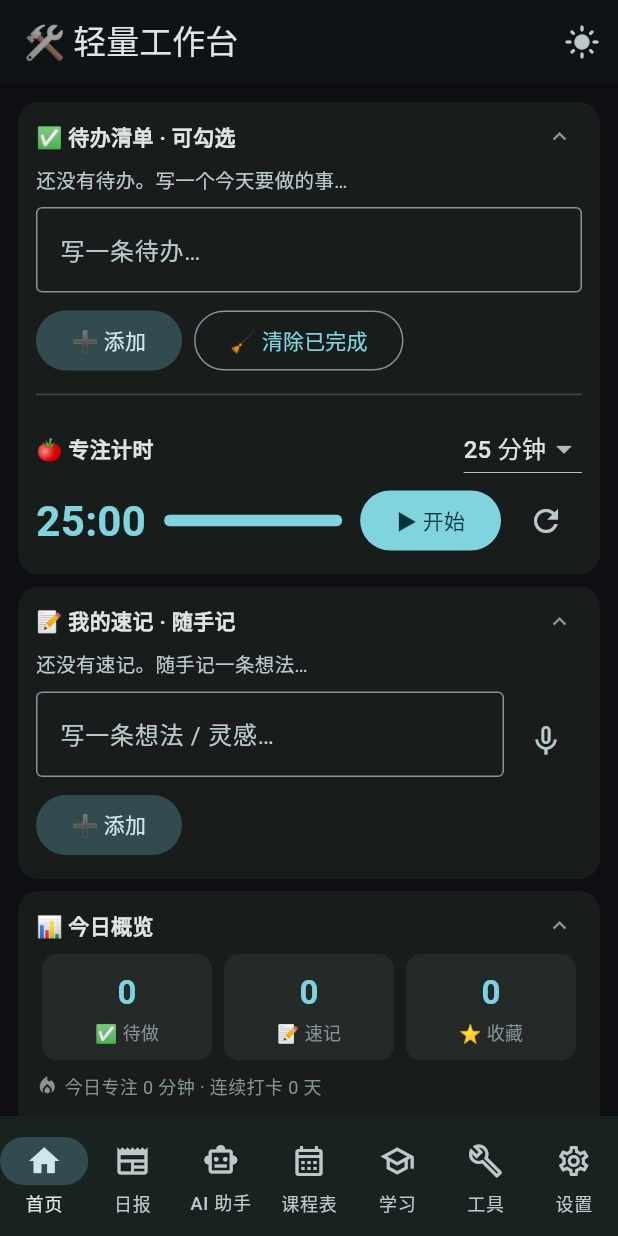
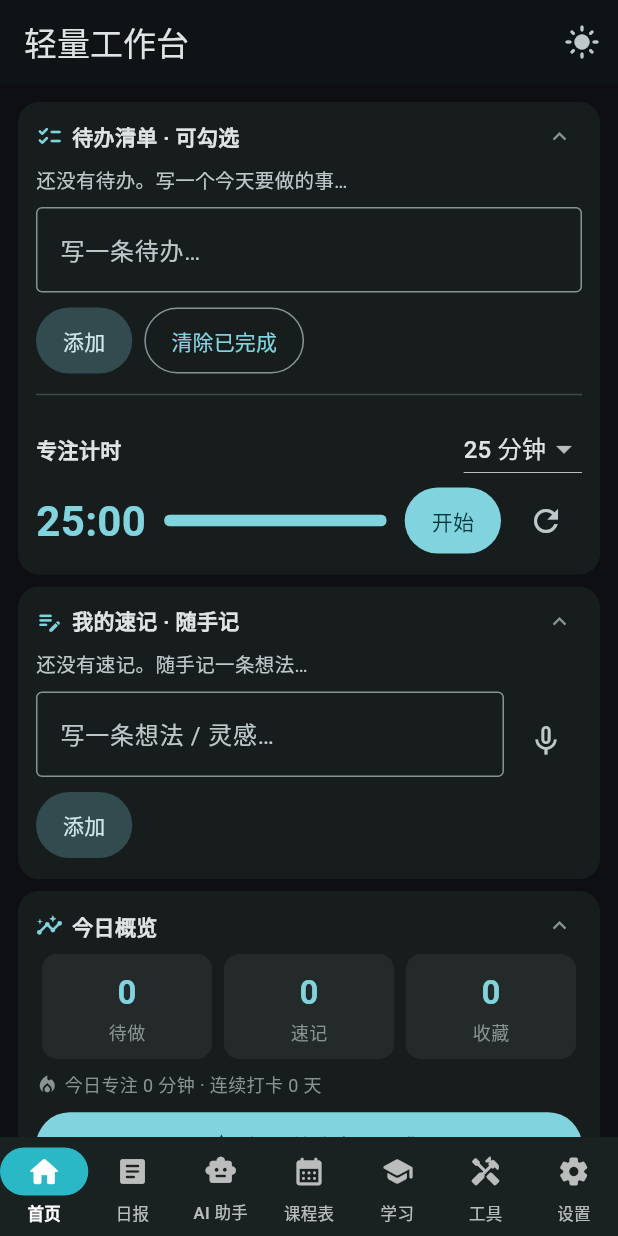
Before and after one commit to W-lik721/personal-workbench, a Flutter app: the screen it shows after launch, on a phone screen of 412 x 824 dp. Run offline on Flutter 3.47's test engine with Material 3 defaults, Android fonts, the phone set to English and light mode, and no system bars; our stand-ins replace file_picker, flutter_local_notifications, flutter_markdown, flutter_secure_storage, image_picker, shared_preferences and 2 more; missing offline and left inert: charset_converter, google_mlkit_text_recognition; network calls fail; project files that could hold a hidden picture were left out.

Commit message:
UI: 底部导航栏换 Rounded 风格图标 + 各页卡片/分区标题补充 Material 图标（替换已去除的 emoji）

```diff
--- a/mobile/lib/main.dart
+++ b/mobile/lib/main.dart
@@ -111,6 +111,42 @@ class _WorkbenchAppState extends State<WorkbenchApp> with WidgetsBindingObserver
           shape: RoundedRectangleBorder(borderRadius: BorderRadius.circular(14)),
           clipBehavior: Clip.antiAlias,
         ),
+        // 底部导航：选中态青色实色胶囊 + 白图标白字（点亮感），未选中低调灰
+        navigationBarTheme: NavigationBarThemeData(
+          height: 66,
+          elevation: 3,
+          indicatorColor: const Color(0xFF2BB8C6),
+          labelTextStyle: WidgetStateProperty.resolveWith((s) {
+            const base = TextStyle(fontSize: 11, fontWeight: FontWeight.w500);
+            return s.contains(WidgetState.selected)
+                ? base.copyWith(fontWeight: FontWeight.bold, color: Colors.white)
+                : base.copyWith(color: Colors.black54);
+          }),
+          iconTheme: WidgetStateProperty.resolveWith((s) {
+            return s.contains(WidgetState.selected)
+                ? const IconThemeData(size: 24, color: Colors.white)
+                : const IconThemeData(size: 22, color: Colors.black54);
+          }),
+        ),
+        // 全局按钮统一圆角 12 + 舒适内边距，视觉更精致
+        filledButtonTheme: FilledButtonThemeData(
+          style: FilledButton.styleFrom(
+            shape: const StadiumBorder(),
+            padding: const EdgeInsets.symmetric(horizontal: 18, vertical: 12),
+          ),
+        ),
+        elevatedButtonTheme: ElevatedButtonThemeData(
+          style: ElevatedButton.styleFrom(
+            shape: const StadiumBorder(),
+            padding: const EdgeInsets.symmetric(horizontal: 18, vertical: 12),
+          ),
+        ),
+        outlinedButtonTheme: OutlinedButtonThemeData(
+          style: OutlinedButton.styleFrom(
+            shape: const StadiumBorder(),
+            padding: const EdgeInsets.symmetric(horizontal: 18, vertical: 12),
+          ),
+        ),
       ),
       darkTheme: ThemeData(
         colorScheme: ColorScheme.fromSeed(
@@ -124,6 +160,40 @@ class _WorkbenchAppState extends State<WorkbenchApp> with WidgetsBindingObserver
           margin: const EdgeInsets.symmetric(horizontal: 12, vertical: 6),
           shape: RoundedRectangleBorder(borderRadius: BorderRadius.circular(14)),
           clipBehavior: Clip.antiAlias,
+        ),
+        navigationBarTheme: NavigationBarThemeData(
+          height: 66,
+          elevation: 3,
+          indicatorColor: const Color(0xFF2BB8C6),
+          labelTextStyle: WidgetStateProperty.resolveWith((s) {
+            const base = TextStyle(fontSize: 11, fontWeight: FontWeight.w500);
+            return s.contains(WidgetState.selected)
+                ? base.copyWith(fontWeight: FontWeight.bold, color: Colors.white)
+                : base.copyWith(color: Colors.white70);
+          }),
+          iconTheme: WidgetStateProperty.resolveWith((s) {
+            return s.contains(WidgetState.selected)
+                ? const IconThemeData(size: 24, color: Colors.white)
+                : const IconThemeData(size: 22, color: Colors.white70);
+          }),
+        ),
+        filledButtonTheme: FilledButtonThemeData(
+          style: FilledButton.styleFrom(
+            shape: const StadiumBorder(),
+            padding: const EdgeInsets.symmetric(horizontal: 18, vertical: 12),
+          ),
+        ),
+        elevatedButtonTheme: ElevatedButtonThemeData(
+          style: ElevatedButton.styleFrom(
+            shape: const StadiumBorder(),
+            padding: const EdgeInsets.symmetric(horizontal: 18, vertical: 12),
+          ),
+        ),
+        outlinedButtonTheme: OutlinedButtonThemeData(
+          style: OutlinedButton.styleFrom(
+            shape: const StadiumBorder(),
+            padding: const EdgeInsets.symmetric(horizontal: 18, vertical: 12),
+          ),
         ),
       ),
       themeMode: themeModeNotifier.value == 'system'
@@ -187,7 +257,7 @@ class _MainShellState extends State<MainShell> {
   Widget build(BuildContext context) {
     return Scaffold(
       appBar: AppBar(
-        title: const Text('🛠️ 轻量工作台'),
+        title: const Text('轻量工作台'),
         actions: [
           IconButton(
             icon: Icon(Theme.of(context).brightness == Brightness.dark ? Icons.light_mode : Icons.dark_mode),
@@ -205,13 +275,13 @@ class _MainShellState extends State<MainShell> {
           setState(() => _index = i);
         },
         destinations: const [
-          NavigationDestination(icon: Icon(Icons.home_outlined), selectedIcon: Icon(Icons.home), label: '首页'),
-          NavigationDestination(icon: Icon(Icons.newspaper_outlined), selectedIcon: Icon(Icons.newspaper), label: '日报'),
-          NavigationDestination(icon: Icon(Icons.smart_toy_outlined), selectedIcon: Icon(Icons.smart_toy), label: 'AI 助手'),
-          NavigationDestination(icon: Icon(Icons.calendar_month_outlined), selectedIcon: Icon(Icons.calendar_month), label: '课程表'),
-          NavigationDestination(icon: Icon(Icons.school_outlined), selectedIcon: Icon(Icons.school), label: '学习'),
-          NavigationDestination(icon: Icon(Icons.build_outlined), selectedIcon: Icon(Icons.build), label: '工具'),
-          NavigationDestination(icon: Icon(Icons.settings_outlined), selectedIcon: Icon(Icons.settings), label: '设置'),
+          NavigationDestination(icon: Icon(Icons.home_rounded), label: '首页'),
+          NavigationDestination(icon: Icon(Icons.article_rounded), label: '日报'),
+          NavigationDestination(icon: Icon(Icons.smart_toy_rounded), label: 'AI 助手'),
+          NavigationDestination(icon: Icon(Icons.calendar_month_rounded), label: '课程表'),
+          NavigationDestination(icon: Icon(Icons.school_rounded), label: '学习'),
+          NavigationDestination(icon: Icon(Icons.handyman_rounded), label: '工具'),
+          NavigationDestination(icon: Icon(Icons.settings_rounded), label: '设置'),
         ],
       ),
     );
--- a/mobile/lib/pages/ai_page.dart
+++ b/mobile/lib/pages/ai_page.dart
@@ -199,7 +199,7 @@ class _AiPageState extends State<AiPage> {
           _msgs.last.streaming = false; // 用户主动停止，保留已生成部分
         } else {
           _msgs.removeLast();
-          _msgs.add(_Msg('⚠️ ${_friendly(e)}', false, isError: true));
+          _msgs.add(_Msg(_friendly(e), false, isError: true));
         }
       });
     } finally {
@@ -349,7 +349,7 @@ class _AiPageState extends State<AiPage> {
               return Padding(
                 padding: const EdgeInsets.only(right: 6),
                 child: ChoiceChip(
-                  label: Text(m.isEmpty ? '💬 通用' : m, style: const TextStyle(fontSize: 12)),
+                  label: Text(m.isEmpty ? '通用' : m, style: const TextStyle(fontSize: 12)),
                   selected: sel,
                   visualDensity: VisualDensity.compact,
                   onSelected: (_) => setState(() => _mode = m),
@@ -533,7 +533,7 @@ class _AiPageState extends State<AiPage> {
     if (!mem.contains(text)) {
       mem.add(text);
       Store.saveAiMemory(mem);
-      ScaffoldMessenger.of(context).showSnackBar(const SnackBar(content: Text('📌 已记住这条，可在"设置 → AI 记忆"里查看/删除')));
+      ScaffoldMessenger.of(context).showSnackBar(const SnackBar(content: Text('已记住这条，可在"设置 → AI 记忆"里查看/删除')));
     } else {
       ScaffoldMessenger.of(context).showSnackBar(const SnackBar(content: Text('这条已经记住了')));
     }
--- a/mobile/lib/pages/home_page.dart
+++ b/mobile/lib/pages/home_page.dart
@@ -148,7 +148,7 @@ class _HomePageState extends State<HomePage> {
   }
 
   // 今日概览的小数字卡片
-  Widget _stat(ColorScheme c, String icon, String label, int n) {
+  Widget _stat(ColorScheme c, String label, int n) {
     return Expanded(
       child: Container(
         margin: const EdgeInsets.symmetric(horizontal: 4),
@@ -160,7 +160,7 @@ class _HomePageState extends State<HomePage> {
         child: Column(children: [
           _AnimatedCount(value: n, style: TextStyle(fontSize: 22, fontWeight: FontWeight.bold, color: c.primary)),
           const SizedBox(height: 2),
-          Text('$icon $label', style: TextStyle(fontSize: 12, color: c.outline)),
+          Text(label, style: TextStyle(fontSize: 12, color: c.outline)),
         ]),
       ),
     );
@@ -177,7 +177,7 @@ class _HomePageState extends State<HomePage> {
         _pomoTimer = null;
         Store.addStudyMinutes(_pomoTotal ~/ 60); // 学习打卡：累计时长 + 连续天数
         _pomoBeep();
-        ScaffoldMessenger.of(context).showSnackBar(const SnackBar(content: Text('🍅 专注完成！去把待办勾掉吧')));
+        ScaffoldMessenger.of(context).showSnackBar(const SnackBar(content: Text('专注完成！去把待办勾掉吧')));
       }
     });
   }
@@ -240,8 +240,9 @@ class _HomePageState extends State<HomePage> {
         children: [
           // ---- 待办 + 番茄钟 ----
           _card(
-            title: '✅ 待办清单 · 可勾选',
+            title: '待办清单 · 可勾选',
             foldKey: 'todo',
+            icon: Icons.checklist_rounded,
             child: Column(crossAxisAlignment: CrossAxisAlignment.start, children: [
               if (_todos.isNotEmpty)
                 Padding(
@@ -264,7 +265,7 @@ class _HomePageState extends State<HomePage> {
                       child: Text(t.text, style: TextStyle(decoration: t.done ? TextDecoration.lineThrough : null, color: t.done ? c.outline : null)),
                     ),
                     subtitle: t.remindAt != null
-                        ? Text('🔔 ${_fmtRemind(t.remindAt!)}', style: TextStyle(fontSize: 11, color: c.primary))
+                        ? Text(_fmtRemind(t.remindAt!), style: TextStyle(fontSize: 11, color: c.primary))
                         : null,
                     trailing: Row(mainAxisSize: MainAxisSize.min, children: [
                       IconButton(
@@ -288,14 +289,14 @@ class _HomePageState extends State<HomePage> {
               ),
               const SizedBox(height: 8),
               Row(children: [
-                FilledButton.tonal(onPressed: _addTodo, child: const Text('➕ 添加')),
+                FilledButton.tonal(onPressed: _addTodo, child: const Text('添加')),
                 const SizedBox(width: 8),
-                OutlinedButton(onPressed: _clearDone, child: const Text('🧹 清除已完成')),
+                OutlinedButton(onPressed: _clearDone, child: const Text('清除已完成')),
               ]),
               const Divider(height: 24),
               // 番茄钟
               Row(children: [
-                const Text('🍅 专注计时', style: TextStyle(fontSize: 14, fontWeight: FontWeight.w600)),
+                const Text('专注计时', style: TextStyle(fontSize: 14, fontWeight: FontWeight.w600)),
                 const Spacer(),
                 DropdownButton<int>(
                   value: _pomoTotal ~/ 60,
@@ -319,7 +320,7 @@ class _HomePageState extends State<HomePage> {
                   ),
                 ),
                 const SizedBox(width: 12),
-                FilledButton(onPressed: _pomoToggle, child: Text(_pomoRunning ? '⏸ 暂停' : '▶ 开始')),
+                FilledButton(onPressed: _pomoToggle, child: Text(_pomoRunning ? '暂停' : '开始')),
                 const SizedBox(width: 6),
                 IconButton(icon: const Icon(Icons.refresh), onPressed: _pomoReset),
               ]),
@@ -328,14 +329,15 @@ class _HomePageState extends State<HomePage> {
           const SizedBox(height: 8),
           // ---- 速记 ----
           _card(
-            title: '📝 我的速记 · 随手记',
+            title: '我的速记 · 随手记',
             foldKey: 'note',
+            icon: Icons.edit_note_rounded,
             child: Column(crossAxisAlignment: CrossAxisAlignment.start, children: [
               if (_notes.length > 3) ...[
                 TextField(
                   controller: _noteQCtl,
                   decoration: const InputDecoration(
-                    hintText: '🔍 搜速记…',
+                    hintText: '搜速记…',
                     border: OutlineInputBorder(),
                     isDense: true,
                     contentPadding: EdgeInsets.symmetric(horizontal: 10, vertical: 8),
@@ -380,19 +382,20 @@ class _HomePageState extends State<HomePage> {
                 ],
               ),
               const SizedBox(height: 8),
-              FilledButton.tonal(onPressed: _addNote, child: const Text('➕ 添加')),
+              FilledButton.tonal(onPressed: _addNote, child: const Text('添加')),
             ]),
           ),
           const SizedBox(height: 8),
           // ---- 今日概览（替换原"常用入口"） ----
           _card(
-            title: '📊 今日概览',
+            title: '今日概览',
             foldKey: 'overview',
+            icon: Icons.insights_rounded,
             child: Column(crossAxisAlignment: CrossAxisAlignment.start, children: [
               Row(children: [
-                _stat(c, '✅', '待做', _todos.where((t) => !t.done).length),
-                _stat(c, '📝', '速记', _notes.length),
-                _stat(c, '⭐', '收藏', _favs.length),
+                _stat(c, '待做', _todos.where((t) => !t.done).length),
+                _stat(c, '速记', _notes.length),
+                _stat(c, '收藏', _favs.length),
               ]),
               // 学习打卡：今日番茄钟时长 + 连续天数
               Padding(
@@ -409,7 +412,7 @@ class _HomePageState extends State<HomePage> {
                 width: double.infinity,
                 child: FilledButton.icon(
                   icon: const Icon(Icons.auto_awesome, size: 18),
-                  label: const Text('💡 让 AI 给我今日灵感'),
+                  label: const Text('让 AI 给我今日灵感'),
                   onPressed: _aiInspire,
                 ),
               ),
@@ -418,8 +421,9 @@ class _HomePageState extends State<HomePage> {
           const SizedBox(height: 8),
           // ---- 最近倒计时（跳学习中心） ----
           _card(
-            title: '⏳ 最近倒计时',
+            title: '最近倒计时',
             foldKey: 'countdown',
+            icon: Icons.hourglass_top_rounded,
             child: _events.isEmpty
                 ? InkWell(
                     onTap: () => switchTabGlobal?.call(4),
@@ -446,14 +450,15 @@ class _HomePageState extends State<HomePage> {
           const SizedBox(height: 8),
           // ---- 收藏 ----
           _card(
-            title: '⭐ 我的收藏 · 稍后读',
+            title: '我的收藏 · 稍后读',
             foldKey: 'fav',
+            icon: Icons.bookmark_rounded,
             child: Column(crossAxisAlignment: CrossAxisAlignment.start, children: [
               if (_favs.length > 3) ...[
                 TextField(
                   controller: _favQCtl,
                   decoration: const InputDecoration(
-                    hintText: '🔍 搜收藏…',
+                    hintText: '搜收藏…',
                     border: OutlineInputBorder(),
                     isDense: true,
                     contentPadding: EdgeInsets.symmetric(horizontal: 10, vertical: 8),
@@ -463,7 +468,7 @@ class _HomePageState extends State<HomePage> {
                 const SizedBox(height: 6),
               ],
               if (_favs.isEmpty)
-                Text('还没有收藏。点新闻的 ☆ 收藏，稍后在这回看', style: TextStyle(color: c.onSurfaceVariant, fontSize: 13))
+                Text('还没有收藏。点新闻的收藏，稍后在这回看', style: TextStyle(color: c.onSurfaceVariant, fontSize: 13))
               else if (visFavs.isEmpty)
                 Text('没有匹配「$_favQ」的收藏', style: TextStyle(color: c.onSurfaceVariant, fontSize: 13))
               else
@@ -482,7 +487,7 @@ class _HomePageState extends State<HomePage> {
                     )),
               if (_favs.isNotEmpty) ...[
                 const SizedBox(height: 4),
-                TextButton(onPressed: () { Store.saveFavs([]); _reload(); }, child: const Text('🗑 清空收藏')),
+                TextButton(onPressed: () { Store.saveFavs([]); _reload(); }, child: const Text('清空收藏')),
               ],
             ]),
           ),
@@ -542,7 +547,7 @@ class _HomePageState extends State<HomePage> {
         child: const Icon(Icons.delete_outline, color: Colors.white),
       );
 
-  // 设置/修改/取消待办提醒（点🔔按钮）
+  // 设置/修改/取消待办提醒（点提醒按钮）
   void _setRemind(int i) {
     final todo = Store.todos()[i];
     if (todo.remindAt == null) {
@@ -553,7 +558,7 @@ class _HomePageState extends State<HomePage> {
       context: context,
       builder: (c) => SafeArea(
         child: Column(mainAxisSize: MainAxisSize.min, children: [
-          ListTile(title: Text('⏰ 提醒时间：${_fmtRemind(todo.remindAt!)}')),
+          ListTile(title: Text('提醒时间：${_fmtRemind(todo.remindAt!)}')),
           ListTile(
             leading: const Icon(Icons.edit_outlined),
             title: const Text('修改时间'),
@@ -601,7 +606,7 @@ class _HomePageState extends State<HomePage> {
     if (oldAt != null) await Notifier.cancelTodo(oldAt);
     _reload();
     if (!mounted) return;
-    ScaffoldMessenger.of(context).showSnackBar(SnackBar(content: Text('🔔 已设置提醒：${_fmtRemind(when.millisecondsSinceEpoch)}')));
+    ScaffoldMessenger.of(context).showSnackBar(SnackBar(content: Text('已设置提醒：${_fmtRemind(when.millisecondsSinceEpoch)}')));
   }
 
   // 取消提醒（仅清本地字段 + 取消系统通知）
@@ -707,7 +712,7 @@ class _HomePageState extends State<HomePage> {
   // 折叠状态：foldKey 存在即可点标题收起（长页面可收次要卡片）
   final Set<String> _folded = {};
 
-  Widget _card({required String title, required Widget child, String? foldKey}) {
+  Widget _card({required String title, required Widget child, String? foldKey, IconData? icon}) {
     final folded = foldKey != null && _folded.contains(foldKey);
     return Card(
       margin: EdgeInsets.zero,
@@ -715,6 +720,10 @@ class _HomePageState extends State<HomePage> {
         padding: const EdgeInsets.all(12),
         child: Column(crossAxisAlignment: CrossAxisAlignment.start, children: [
           Row(children: [
+            if (icon != null) ...[
+              Icon(icon, size: 18, color: Theme.of(context).colorScheme.primary),
+              const SizedBox(width: 6),
+            ],
             Expanded(child: Text(title, style: const TextStyle(fontSize: 14, fontWeight: FontWeight.w600))),
             if (foldKey != null)
               InkWell(
--- a/mobile/lib/services/core.dart
+++ b/mobile/lib/services/core.dart
@@ -750,11 +750,11 @@ class Api {
   // AI 学习模式：预设 system 提示词（空=通用助手）
   static const aiModes = {
     '': '',
-    '📚 解题讲解': '你现在是耐心的学习导师。用户给你题目/代码/概念时：先讲清思路（为什么），再给答案；用大白话，遇到常见错误（如变量名拼写、for 缩进）主动提醒。',
-    '📝 论文润色': '你现在是学术写作编辑。对用户的中英文论文/段落做润色：学术化表达、去掉口语与 AI 味、保持原意；输出润色后版本 + 简要说明改了哪里。',
-    '📖 期末重点': '你现在是备考教练。根据用户给的课程笔记/教材内容，提炼期末考试重点：核心概念、易考点、常见题型，输出结构化复习清单。',
-    '🛠 作业检查': '你现在是作业批改老师。对用户粘贴的作业/代码：先指出错误和问题（含拼写/缩进等常见坑），再讲正确写法，最后给修改建议。',
-    '🌍 翻译': '你现在是中英互译助手。中文→地道英文，英文→自然中文；保持专业术语准确，输出译文 + 必要的注释。',
+    '解题讲解': '你现在是耐心的学习导师。用户给你题目/代码/概念时：先讲清思路（为什么），再给答案；用大白话，遇到常见错误（如变量名拼写、for 缩进）主动提醒。',
+    '论文润色': '你现在是学术写作编辑。对用户的中英文论文/段落做润色：学术化表达、去掉口语与 AI 味、保持原意；输出润色后版本 + 简要说明改了哪里。',
+    '期末重点': '你现在是备考教练。根据用户给的课程笔记/教材内容，提炼期末考试重点：核心概念、易考点、常见题型，输出结构化复习清单。',
+    '作业检查': '你现在是作业批改老师。对用户粘贴的作业/代码：先指出错误和问题（含拼写/缩进等常见坑），再讲正确写法，最后给修改建议。',
+    '翻译': '你现在是中英互译助手。中文→地道英文，英文→自然中文；保持专业术语准确，输出译文 + 必要的注释。',
   };
 
   static List<Map<String, String>> _buildMsgs(List<Map<String, String>> history, String question,
--- a/mobile/lib/services/notifier.dart
+++ b/mobile/lib/services/notifier.dart
@@ -45,7 +45,7 @@ class Notifier {
     if (!when.isAfter(now)) when = now.add(const Duration(minutes: 1));
     await _p.zonedSchedule(
       id: id,
-      title: '⏰ 待办提醒',
+      title: '待办提醒',
       body: text,
       scheduledDate: tz.TZDateTime.from(when, tz.local),
       notificationDetails: const NotificationDetails(
```
Also changed, not shown: mobile/lib/pages/news_page.dart (+19 -17 lines), mobile/lib/pages/schedule_page.dart (+6 -6 lines), mobile/lib/pages/settings_page.dart (+42 -36 lines), mobile/lib/pages/study_page.dart (+9 -9 lines), mobile/lib/pages/tools_page.dart (+8 -8 lines).
